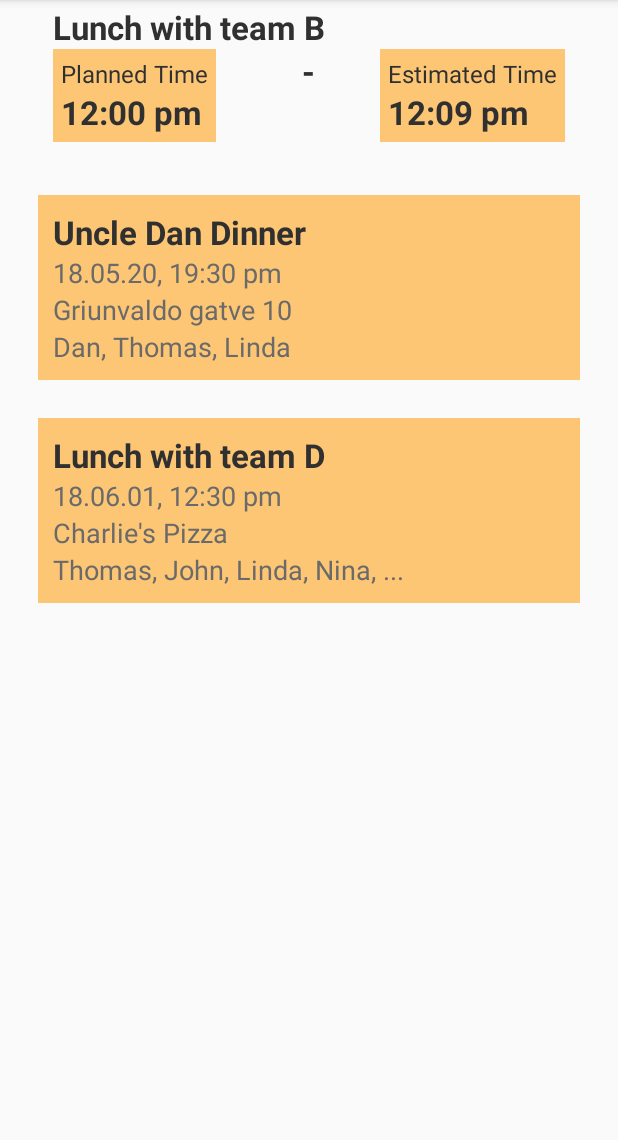
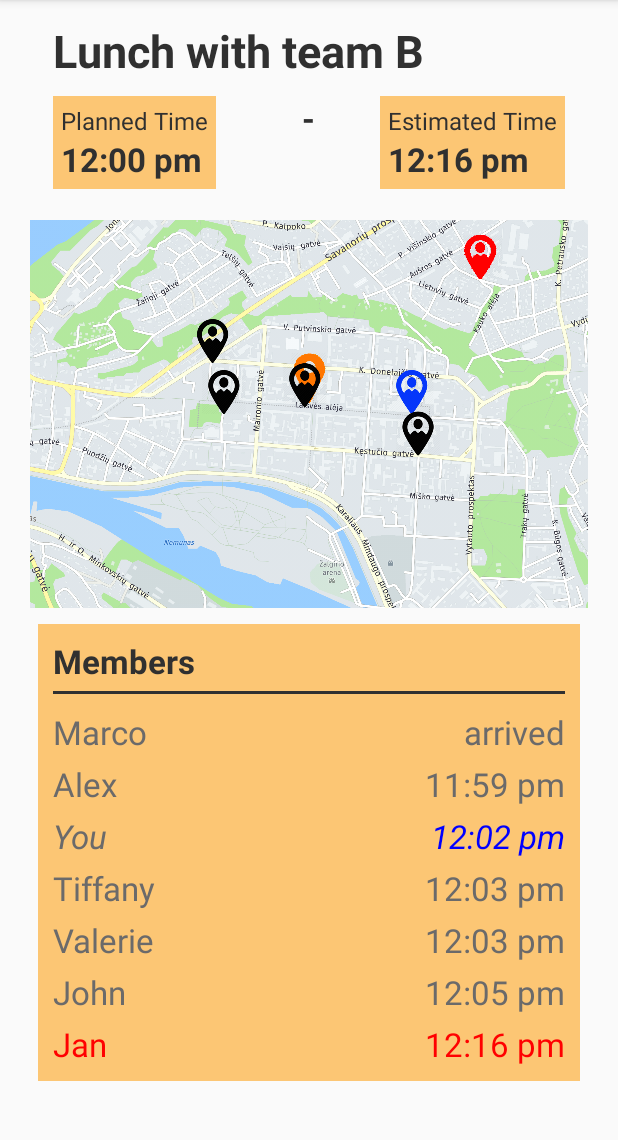
Before and after one commit to dietol/tale-app, an Android app: the MeetingDetailActivity screen opened directly, with no data from a screen before it, on a phone screen of 412 x 824 dp, the part 84-1224 px from its top. Run offline under Robolectric (Android 15) with nearby library versions, the phone set to English and light mode, and no system bars.

Commit message:
Finish design meeting detail

```diff
--- a/app/build.gradle
+++ b/app/build.gradle
@@ -27,4 +27,5 @@ dependencies {
     testImplementation 'junit:junit:4.12'
     androidTestImplementation 'com.android.support.test:runner:1.0.2'
     androidTestImplementation 'com.android.support.test.espresso:espresso-core:3.0.2'
+    implementation 'com.google.android.gms:play-services-maps:15.0.1'
 }
--- a/app/src/main/res/layout/content_meetingdetail.xml
+++ b/app/src/main/res/layout/content_meetingdetail.xml
@@ -23,7 +23,7 @@
                 android:layout_height="wrap_content"
                 android:orientation="vertical"
                 android:layout_marginHorizontal="25dp"
-                android:layout_marginTop="25dp"
+                android:layout_marginTop="35dp"
                 android:padding="10dp"
                 >
 
@@ -32,12 +32,13 @@
                     android:layout_height="wrap_content"
                     android:text="Lunch with team B"
                     android:textColor="@color/textColorDark"
-                    android:textSize="@dimen/text_size_large"
+                    android:textSize="@dimen/text_size_verylarge"
                     android:textStyle="bold" />
 
                 <RelativeLayout
                     android:layout_width="match_parent"
-                    android:layout_height="match_parent">
+                    android:layout_height="match_parent"
+                    android:layout_marginTop="10dp">
 
 
                     <LinearLayout
@@ -95,7 +96,7 @@
                         <TextView
                             android:layout_width="wrap_content"
                             android:layout_height="wrap_content"
-                            android:text="12:09 pm"
+                            android:text="12:16 pm"
                             android:textColor="@color/textColorDark"
                             android:textSize="@dimen/text_size_large"
                             android:textStyle="bold" />
@@ -106,12 +107,17 @@
 
             </LinearLayout>
 
+            <ImageView
+                android:layout_width="match_parent"
+                android:layout_height="280dp"
+                android:paddingHorizontal="20dp"
+                android:src="@drawable/maps_meeting" />
+
             <LinearLayout
                 android:layout_width="match_parent"
                 android:layout_height="wrap_content"
                 android:orientation="vertical"
                 android:layout_marginHorizontal="25dp"
-                android:layout_marginTop="25dp"
                 android:padding="10dp"
                 android:background="@color/colorAccentLight">
 
@@ -119,76 +125,186 @@
                     android:layout_width="match_parent"
                     android:layout_height="wrap_content"
                     android:textColor="@color/textColorDark"
-                    android:text="Uncle Dan Dinner"
+                    android:text="Members"
                     android:textSize="@dimen/text_size_large"
                     android:textStyle="bold" />
+
+                <View
+                    android:id="@+id/divider"
+                    android:layout_width="match_parent"
+                    android:layout_height="2dp"
+                    android:layout_marginVertical="5dp"
+                    android:background="@color/textColorDark" />
+
+                <RelativeLayout
+                    android:layout_width="match_parent"
+                    android:layout_height="match_parent"
+                    android:layout_marginTop="5dp">
 
                     <TextView
                         android:layout_width="wrap_content"
                         android:layout_height="wrap_content"
                         android:textColor="@color/textColorBright"
-                    android:textSize="@dimen/text_size_medium"
-                    android:text="18.05.20, 19:30 pm"
+                        android:textSize="@dimen/text_size_large"
+                        android:text="Marco"
                         />
 
                     <TextView
                         android:layout_width="wrap_content"
                         android:layout_height="wrap_content"
                         android:textColor="@color/textColorBright"
-                    android:textSize="@dimen/text_size_medium"
-                    android:text="Griunvaldo gatve 10"
+                        android:textSize="@dimen/text_size_large"
+                        android:layout_alignParentEnd="true"
+                        android:text="arrived"
+                        />
+
+                </RelativeLayout>
+
+                <RelativeLayout
+                    android:layout_width="match_parent"
+                    android:layout_height="match_parent"
+                    android:layout_marginTop="5dp">
+
+                    <TextView
+                        android:layout_width="wrap_content"
+                        android:layout_height="wrap_content"
+                        android:textColor="@color/textColorBright"
+                        android:textSize="@dimen/text_size_large"
+                        android:text="Alex"
                         />
 
                     <TextView
                         android:layout_width="wrap_content"
                         android:layout_height="wrap_content"
                         android:textColor="@color/textColorBright"
-                    android:textSize="@dimen/text_size_medium"
-                    android:text="Dan, Thomas, Linda"
+                        android:textSize="@dimen/text_size_large"
+                        android:layout_alignParentEnd="true"
+                        android:text="11:59 pm"
                         />
 
-            </LinearLayout>
+                </RelativeLayout>
 
-            <LinearLayout
+                <RelativeLayout
                     android:layout_width="match_parent"
-                android:layout_height="wrap_content"
-                android:orientation="vertical"
-                android:layout_marginHorizontal="25dp"
-                android:layout_marginTop="25dp"
-                android:padding="10dp"
-                android:background="@color/colorAccentLight">
-
-                <TextView
-                    android:layout_width="match_parent"
-                    android:layout_height="wrap_content"
-                    android:textColor="@color/textColorDark"
-                    android:text="Lunch with team D"
-                    android:textSize="@dimen/text_size_large"
-                    android:textStyle="bold" />
+                    android:layout_height="match_parent"
+                    android:layout_marginTop="5dp">
 
                     <TextView
                         android:layout_width="wrap_content"
                         android:layout_height="wrap_content"
                         android:textColor="@color/textColorBright"
-                    android:textSize="@dimen/text_size_medium"
-                    android:text="18.06.01, 12:30 pm"
+                        android:textSize="@dimen/text_size_large"
+                        android:textStyle="italic"
+                        android:text="You"
+                        />
+
+                    <TextView
+                        android:layout_width="wrap_content"
+                        android:layout_height="wrap_content"
+                        android:textColor="@color/textColorBlue"
+                        android:textSize="@dimen/text_size_large"
+                        android:layout_alignParentEnd="true"
+                        android:textStyle="italic"
+                        android:text="12:02 pm"
+                        />
+
+                </RelativeLayout>
+
+                <RelativeLayout
+                    android:layout_width="match_parent"
+                    android:layout_height="match_parent"
+                    android:layout_marginTop="5dp">
+
+                    <TextView
+                        android:layout_width="wrap_content"
+                        android:layout_height="wrap_content"
+                        android:textColor="@color/textColorBright"
+                        android:textSize="@dimen/text_size_large"
+                        android:text="Tiffany"
                         />
 
                     <TextView
                         android:layout_width="wrap_content"
                         android:layout_height="wrap_content"
                         android:textColor="@color/textColorBright"
-                    android:textSize="@dimen/text_size_medium"
-                    android:text="Charlie's Pizza"
+                        android:textSize="@dimen/text_size_large"
+                        android:layout_alignParentEnd="true"
+                        android:text="12:03 pm"
+                        />
+
+                </RelativeLayout>
+
+                <RelativeLayout
+                    android:layout_width="match_parent"
+                    android:layout_height="match_parent"
+                    android:layout_marginTop="5dp">
+
+                    <TextView
+                        android:layout_width="wrap_content"
+                        android:layout_height="wrap_content"
+                        android:textColor="@color/textColorBright"
+                        android:textSize="@dimen/text_size_large"
+                        android:text="Valerie"
                         />
 
                     <TextView
                         android:layout_width="wrap_content"
                         android:layout_height="wrap_content"
                         android:textColor="@color/textColorBright"
-                    android:textSize="@dimen/text_size_medium"
-                    android:text="Thomas, John, Linda, Nina, ..."
+                        android:textSize="@dimen/text_size_large"
+                        android:layout_alignParentEnd="true"
+                        android:text="12:03 pm"
                         />
+
+                </RelativeLayout>
+
+                <RelativeLayout
+                    android:layout_width="match_parent"
+                    android:layout_height="match_parent"
+                    android:layout_marginTop="5dp">
+
+                    <TextView
+                        android:layout_width="wrap_content"
+                        android:layout_height="wrap_content"
+                        android:textColor="@color/textColorBright"
+                        android:textSize="@dimen/text_size_large"
+                        android:text="John"
+                        />
+
+                    <TextView
+                        android:layout_width="wrap_content"
+                        android:layout_height="wrap_content"
+                        android:textColor="@color/textColorBright"
+                        android:textSize="@dimen/text_size_large"
+                        android:layout_alignParentEnd="true"
+                        android:text="12:05 pm"
+                        />
+
+                </RelativeLayout>
+
+                <RelativeLayout
+                    android:layout_width="match_parent"
+                    android:layout_height="match_parent"
+                    android:layout_marginTop="5dp">
+
+                    <TextView
+                        android:layout_width="wrap_content"
+                        android:layout_height="wrap_content"
+                        android:textColor="@color/textColorImportant"
+                        android:textSize="@dimen/text_size_large"
+                        android:text="Jan"
+                        />
+
+                    <TextView
+                        android:layout_width="wrap_content"
+                        android:layout_height="wrap_content"
+                        android:textColor="@color/textColorImportant"
+                        android:textSize="@dimen/text_size_large"
+                        android:layout_alignParentEnd="true"
+                        android:text="12:16 pm"
+                        />
+
+                </RelativeLayout>
 
             </LinearLayout>
 
--- a/app/src/main/res/values/colors.xml
+++ b/app/src/main/res/values/colors.xml
@@ -6,4 +6,6 @@
     <color name="colorAccentLight">#fcc674</color>
     <color name="textColorDark">#303030</color>
     <color name="textColorBright">#6b6a6a</color>
+    <color name="textColorImportant">#ff0000</color>
+    <color name="textColorBlue">#0000ff</color>
 </resources>
```
Also changed, not shown: app/src/main/res/drawable/maps_meeting.png (added), 5 other files. Lines whose indentation alone changed are shown as unchanged.
